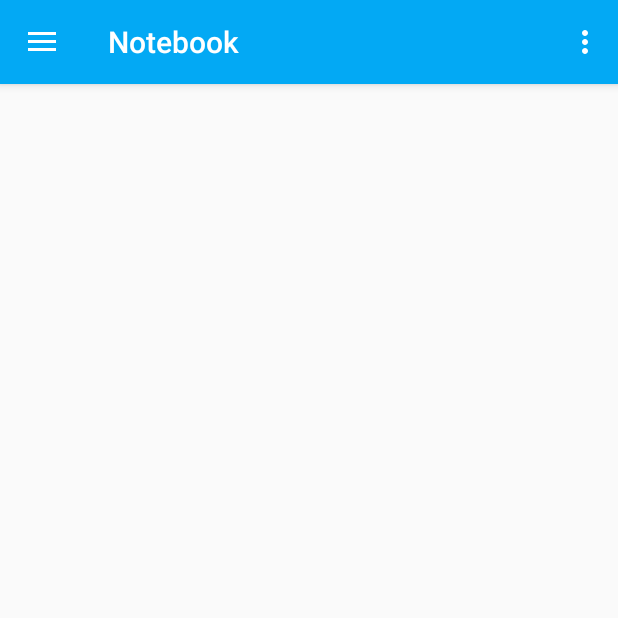
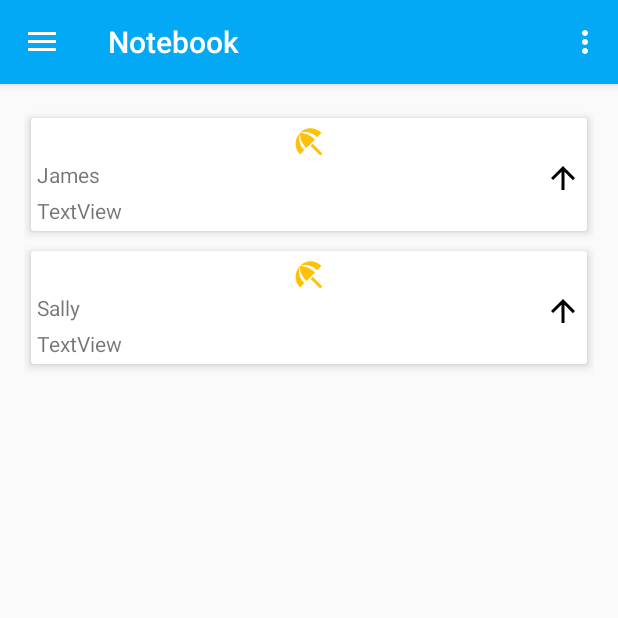
Before and after one commit to indentlabs/notebook-android, an Android app: the screen it shows after launch (MainActivity), on a phone screen of 412 x 824 dp, the top half of it. Run offline under Robolectric (Android 15) with nearby library versions, the phone set to English and light mode, and no system bars.

Commit message:
Added header images

```diff
--- a/Notebook/app/build.gradle
+++ b/Notebook/app/build.gradle
@@ -27,5 +27,6 @@ dependencies {
     compile 'com.android.support:appcompat-v7:25.1.0'
     compile 'com.android.support:design:25.1.0'
     compile 'com.android.support:support-v4:25.1.0'
+    compile 'com.android.support:cardview-v7:25.1.0'
     testCompile 'junit:junit:4.12'
 }
--- a/Notebook/app/src/main/java/ai/notebook/notebook/MainFragment.java
+++ b/Notebook/app/src/main/java/ai/notebook/notebook/MainFragment.java
@@ -31,6 +31,8 @@ public class MainFragment extends Fragment {
     // TODO: Rename and change types of parameters
     private String mParam1;
     private String mParam2;
+
+    RecyclerView rvMenuItems;
 
     private OnFragmentInteractionListener mListener;
 
@@ -71,32 +73,24 @@ public class MainFragment extends Fragment {
         // Inflate the layout for this fragment
         View view = inflater.inflate(R.layout.fragment_main, container, false);
 
+        rvMenuItems = (RecyclerView) view.findViewById(R.id.mainMenuList);
 
+        // Create an ArrayList that holds messages
+        final ArrayList<MainMenuItem> menuItemList = new ArrayList<MainMenuItem>();
+
+
+        menuItemList.add(new MainMenuItem("James", R.drawable.ic_beach_access_orange_24));
+        menuItemList.add(new MainMenuItem("Sally", R.drawable.ic_beach_access_orange_24));
+
+            MainMenuAdapter adapter = new MainMenuAdapter(this.getContext(), menuItemList);
+
+            rvMenuItems.setAdapter(adapter);
+
+        rvMenuItems.setLayoutManager(new LinearLayoutManager(this.getContext()));
 
         return view;
     }
 
-    public class UserListActivity extends AppCompatActivity {
-
-        ArrayList<MainMenuItem> menuItems;
-
-        @Override
-        protected void onCreate(Bundle savedInstanceState) {
-            // ...
-            // Lookup the recyclerview in activity layout
-            RecyclerView rvMenuItems = (RecyclerView) findViewById(R.id.mainMenuList);
-
-// This will require some editing
-            // Create adapter passing in the sample user data
-//            MainMenuAdapter adapter = new MainMenuAdapter(this, contacts);
-
-            // Attach the adapter to the recyclerview to populate items
-//            rvMenuItems.setAdapter(adapter);
-            // Set layout manager to position the items
-            rvMenuItems.setLayoutManager(new LinearLayoutManager(this));
-            // That's all!
-        }
-    }
 
     // TODO: Rename method, update argument and hook method into UI event
     public void onButtonPressed(Uri uri) {
--- a/Notebook/app/src/main/java/ai/notebook/notebook/MainMenuAdapter.java
+++ b/Notebook/app/src/main/java/ai/notebook/notebook/MainMenuAdapter.java
@@ -11,6 +11,7 @@ import android.view.LayoutInflater;
 import android.view.View;
 import android.view.ViewGroup;
 import android.widget.Button;
+import android.widget.ImageView;
 import android.widget.TextView;
 
 import java.util.List;
@@ -20,65 +21,48 @@ import java.util.List;
 public class MainMenuAdapter extends
         RecyclerView.Adapter<MainMenuAdapter.ViewHolder> {
 
-    // Provide a direct reference to each of the views within a data item
-    // Used to cache the views within the item layout for fast access
     public static class ViewHolder extends RecyclerView.ViewHolder {
-        // Your holder should contain a member variable
-        // for any view that will be set as you render a row
-        public TextView nameTextView;
-        public Button messageButton;
+        public TextView itemName;
+        public ImageView headerImage;
 
-        // We also create a constructor that accepts the entire item row
-        // and does the view lookups to find each subview
         public ViewHolder(View itemView) {
-            // Stores the itemView in a public final member variable that can be used
-            // to access the context from any ViewHolder instance.
             super(itemView);
 
-//            nameTextView = (TextView) itemView.findViewById(R.id.contact_name);
-//            messageButton = (Button) itemView.findViewById(R.id.message_button);
+            itemName = (TextView) itemView.findViewById(R.id.itemCountText);
+            headerImage = (ImageView) itemView.findViewById(R.id.itemBanner);
         }
     }
-    // Store a member variable for the contacts
     private List<MainMenuItem> mMenuItem;
-    // Store the context for easy access
     private Context mContext;
 
-    // Pass in the contact array into the constructor
     public MainMenuAdapter(Context context, List<MainMenuItem> menuItems) {
         mMenuItem = menuItems;
         mContext = context;
     }
 
-    // Easy access to the context object in the recyclerview
     private Context getContext() {
         return mContext;
     }
-    // Usually involves inflating a layout from XML and returning the holder
     @Override
     public MainMenuAdapter.ViewHolder onCreateViewHolder(ViewGroup parent, int viewType) {
         Context context = parent.getContext();
         LayoutInflater inflater = LayoutInflater.from(context);
 
-        // Inflate the custom layout
         View contactView = inflater.inflate(R.layout.mainmenu_itemview, parent, false);
 
-        // Return a new holder instance
         ViewHolder viewHolder = new ViewHolder(contactView);
         return viewHolder;
     }
 
-    // Involves populating data into the item through holder
     @Override
     public void onBindViewHolder(MainMenuAdapter.ViewHolder viewHolder, int position) {
-        // Get the data model based on position
         MainMenuItem menuItem = mMenuItem.get(position);
 
         // Set item views based on your views and data model
-//        TextView textView = viewHolder.nameTextView;
-//        textView.setText(contact.getName());
-//        Button button = viewHolder.messageButton;
-//        button.setText("Message");
+        TextView textView = viewHolder.itemName;
+        textView.setText(menuItem.getItemName());
+        ImageView image = viewHolder.headerImage;
+        image.setImageResource(menuItem.getHeaderImage());
     }
 
     // Returns the total count of items in the list
--- a/Notebook/app/src/main/res/layout/mainmenu_itemview.xml
+++ b/Notebook/app/src/main/res/layout/mainmenu_itemview.xml
@@ -1,14 +1,23 @@
 <?xml version="1.0" encoding="utf-8"?>
+<android.support.v7.widget.CardView
+    xmlns:android="http://schemas.android.com/apk/res/android"
+    xmlns:cardView="http://schemas.android.com/apk/res-auto"
+    android:layout_height="wrap_content"
+    android:layout_width="match_parent"
+    cardView:cardCornerRadius="2dp"
+    cardView:cardElevation="4sp"
+    cardView:contentPadding="4dp"
+    cardView:cardUseCompatPadding="true">
         <LinearLayout xmlns:android="http://schemas.android.com/apk/res/android"
             xmlns:app="http://schemas.android.com/apk/res-auto"
             android:orientation="vertical" android:layout_width="match_parent"
             android:layout_height="match_parent">
 
             <ImageView
-        android:layout_width="match_parent"
                 android:layout_height="wrap_content"
                 app:srcCompat="@drawable/ic_menu_gallery"
-        android:id="@+id/itemBanner" />
+                android:id="@+id/itemBanner"
+                android:layout_width="match_parent" />
 
             <LinearLayout
                 android:orientation="horizontal"
@@ -37,3 +46,4 @@
                 android:id="@+id/itemCreateText" />
 
         </LinearLayout>
+</android.support.v7.widget.CardView>
```
Also changed, not shown: Notebook/app/src/main/res/drawable/characterheader.jpg (added), Notebook/app/src/main/res/drawable/creatureheader.jpg (added), Notebook/app/src/main/res/drawable/groupheader.jpg (added), Notebook/app/src/main/res/drawable/itemheader.jpg (added), Notebook/app/src/main/res/drawable/languageheader.jpg (added), Notebook/app/src/main/res/drawable/locationheader.jpg (added), Notebook/app/src/main/res/drawable/magicheader.jpg (added), Notebook/app/src/main/res/drawable/raceheader.jpg (added), Notebook/app/src/main/res/drawable/religionheader.jpg (added), Notebook/app/src/main/res/drawable/sceneheader.jpg (added), Notebook/app/src/main/res/drawable/universeheader.jpg (added). Lines whose indentation alone changed are shown as unchanged.
